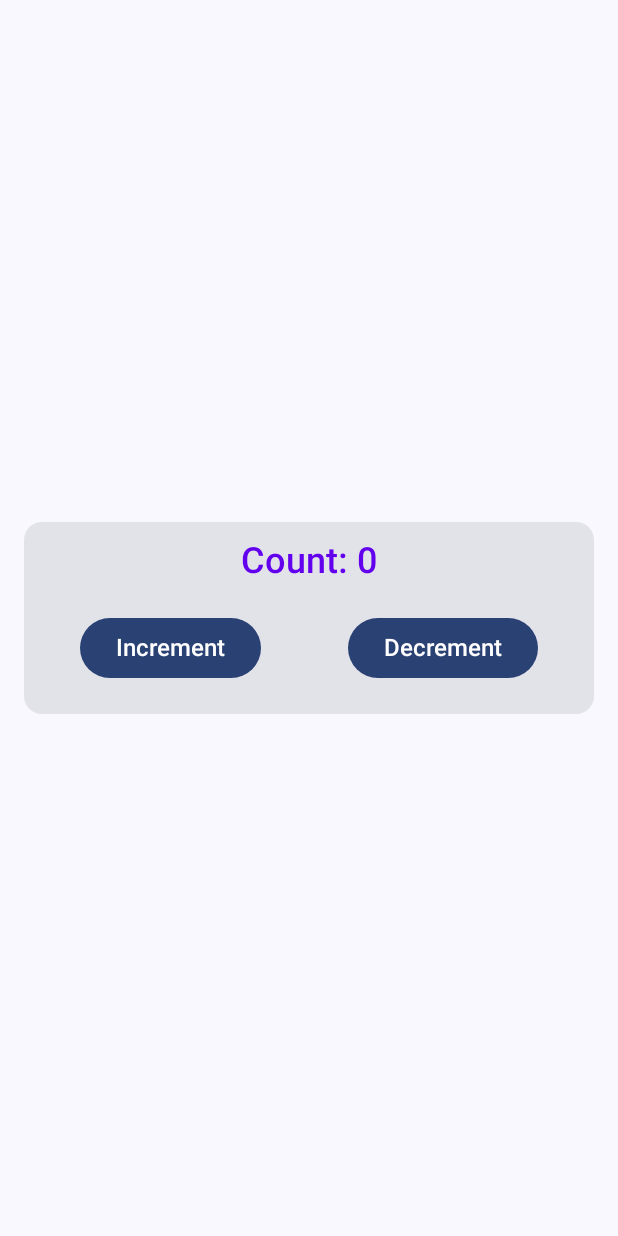
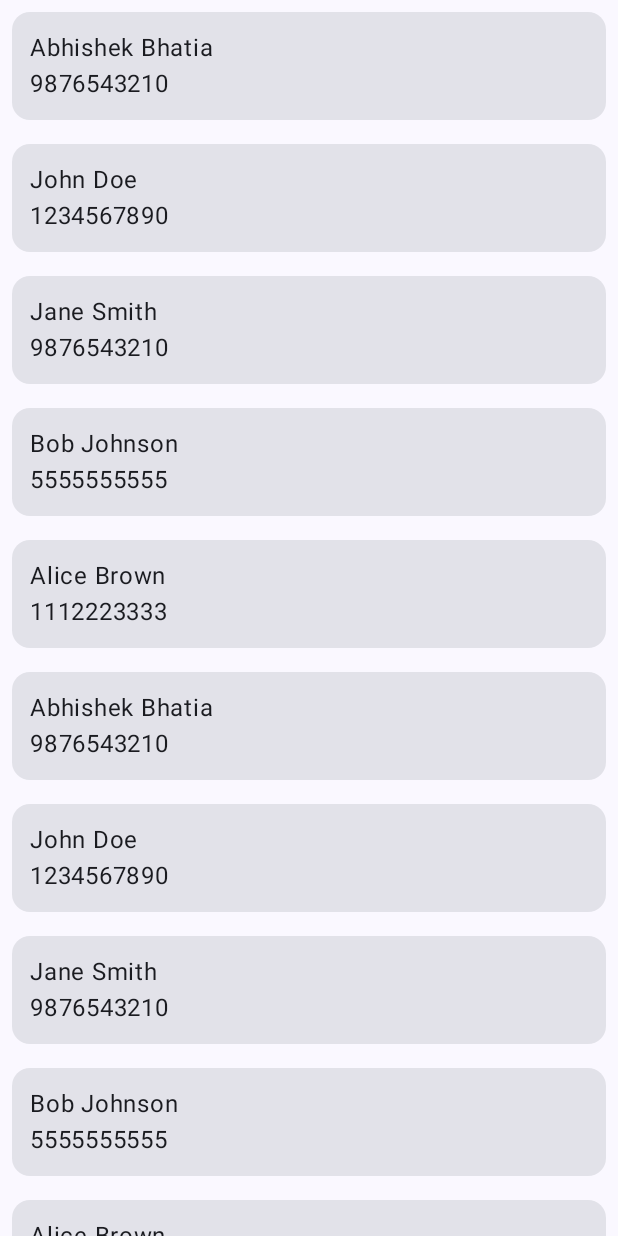
Before and after one commit to abhishekbhatia08/Android_Projects, an Android app built with Jetpack Compose: the screen it shows after launch (MainActivity), on a phone screen of 412 x 824 dp. Run offline under Robolectric (Android 15) with nearby library versions, the phone set to English and light mode, and no system bars.

Commit message:
LEARN: Contact List using LazyList

```diff
--- a/LearningProjects/app/src/main/java/com/example/learningapplication/MainActivity.kt
+++ b/LearningProjects/app/src/main/java/com/example/learningapplication/MainActivity.kt
@@ -7,7 +7,7 @@ import androidx.activity.enableEdgeToEdge
 import androidx.compose.foundation.layout.fillMaxSize
 import androidx.compose.material3.Scaffold
 import androidx.compose.ui.Modifier
-import com.example.learningapplication.components.CounterCard
+import com.example.learningapplication.components.ContactsList
 import com.example.learningapplication.ui.theme.LearningApplicationTheme
 
 class MainActivity : ComponentActivity() {
@@ -17,7 +17,7 @@ class MainActivity : ComponentActivity() {
         setContent {
             LearningApplicationTheme {
                 Scaffold(modifier = Modifier.fillMaxSize()) { innerPadding ->
-                    CounterCard()
+                    ContactsList()
                 }
             }
         }
--- /dev/null
+++ b/LearningProjects/app/src/main/java/com/example/learningapplication/components/ContactList.kt
@@ -0,0 +1,104 @@
+package com.example.learningapplication.components
+
+import androidx.compose.foundation.layout.Column
+import androidx.compose.foundation.layout.fillMaxWidth
+import androidx.compose.foundation.layout.padding
+import androidx.compose.foundation.layout.systemBarsPadding
+import androidx.compose.foundation.lazy.LazyColumn
+import androidx.compose.foundation.lazy.items
+import androidx.compose.material3.Card
+import androidx.compose.material3.Text
+import androidx.compose.runtime.Composable
+import androidx.compose.runtime.remember
+import androidx.compose.ui.Modifier
+import androidx.compose.ui.unit.dp
+
+data class Contact(
+    val name: String,
+    val phoneNumber: String,
+)
+
+@Composable
+fun ContactsList(modifier: Modifier = Modifier) {
+
+    val contacts = remember {
+        listOf(
+            Contact(
+                "Abhishek Bhatia",
+                "9876543210"
+            ),
+            Contact(
+                name = "John Doe",
+                phoneNumber = "1234567890"
+            ),
+            Contact(
+                name = "Jane Smith",
+                phoneNumber = "9876543210"
+            ),
+            Contact(
+                name = "Bob Johnson",
+                phoneNumber = "5555555555"
+            ),
+            Contact(
+                name = "Alice Brown",
+                phoneNumber = "1112223333"
+            ),
+            Contact(
+                "Abhishek Bhatia",
+                "9876543210"
+            ),
+            Contact(
+                name = "John Doe",
+                phoneNumber = "1234567890"
+            ),
+            Contact(
+                name = "Jane Smith",
+                phoneNumber = "9876543210"
+            ),
+            Contact(
+                name = "Bob Johnson",
+                phoneNumber = "5555555555"
+            ),
+            Contact(
+                name = "Alice Brown",
+                phoneNumber = "1112223333"
+            ),
+            Contact(
+                "Abhishek Bhatia",
+                "9876543210"
+            ),
+            Contact(
+                name = "John Doe",
+                phoneNumber = "1234567890"
+            ),
+            Contact(
+                name = "Jane Smith",
+                phoneNumber = "9876543210"
+            ),
+            Contact(
+                name = "Bob Johnson",
+                phoneNumber = "5555555555"
+            ),
+            Contact(
+                name = "Alice Brown",
+                phoneNumber = "1112223333"
+            )
+        )
+
+    }
+    LazyColumn(modifier = modifier.systemBarsPadding()) {
+        items(contacts) { contact ->
+            ContactItem(contact = contact)
+        }
+    }
+}
+
+@Composable
+fun ContactItem(contact: Contact, modifier: Modifier = Modifier) {
+    Card(modifier = Modifier.fillMaxWidth().padding(all = 8.dp)) {
+        Column(modifier = modifier.padding(12.dp)) {
+            Text(text = contact.name)
+            Text(text = contact.phoneNumber)
+        }
+    }
+}
```
